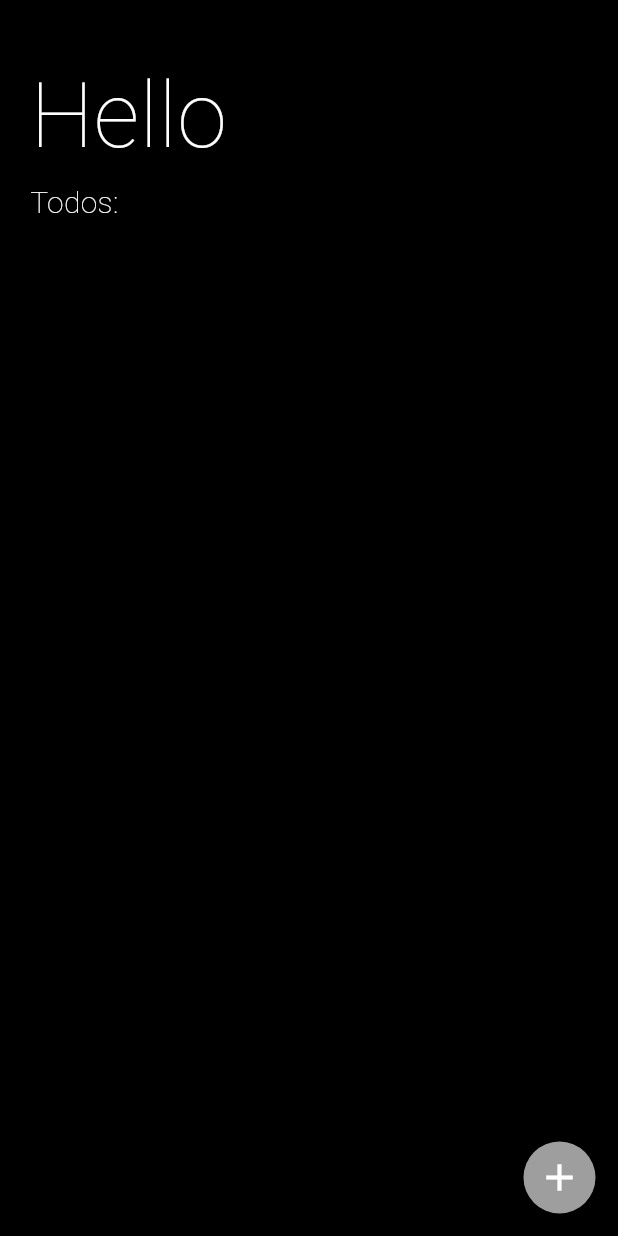
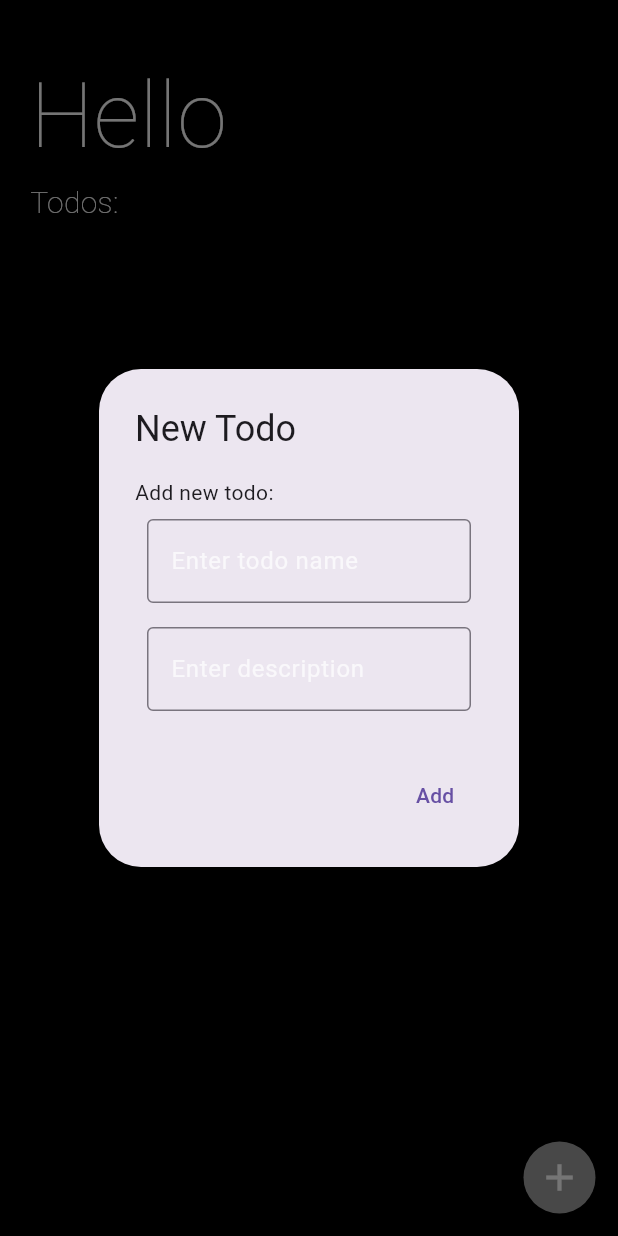
Before and after one commit to JanKubesIsBest/Todo-app, a Flutter app: the HomePage screen opened directly, after a tap on the "add" icon, on a phone screen of 412 x 824 dp. Run offline on Flutter 3.47's test engine with Material 2 defaults, Android fonts, the phone set to English and light mode, and no system bars; our stand-ins replace shared_preferences, sqflite; accounts and stored records are empty.

Commit message:
Alert dialog design

```diff
--- a/lib/components/homePage/HomePage.dart
+++ b/lib/components/homePage/HomePage.dart
@@ -16,10 +16,25 @@ class _HomePageState extends State<HomePage> {
   String name = "";
   List<Map<String, dynamic>> _todos = [];
 
+  String newTodoName = "";
+  final newTodoNameController = TextEditingController();
+  String newTodoDescription = "";
+  final newTodoDescriptionController = TextEditingController();
+
   @override
   void initState() {
     super.initState();
     getName();
+  }
+
+  @override
+  void dispose() {
+    // Clean up the controller when the widget is removed from the
+    // widget tree.
+    newTodoNameController.dispose();
+    newTodoDescriptionController.dispose();
+
+    super.dispose();
   }
 
   void getName() async {
@@ -62,7 +77,8 @@ class _HomePageState extends State<HomePage> {
                   ),
                   FutureBuilder(
                       future: retrieveTodos(),
-                      builder: (BuildContext context, AsyncSnapshot<List<Map<String, dynamic>>> snapshot) {
+                      builder: (BuildContext context,
+                          AsyncSnapshot<List<Map<String, dynamic>>> snapshot) {
                         if (snapshot.hasData) {
                           if (snapshot.data!.isEmpty) {
                             _todos = [];
@@ -76,7 +92,12 @@ class _HomePageState extends State<HomePage> {
                               shrinkWrap: true,
                               itemCount: snapshot.data?.length,
                               itemBuilder: (context, index) {
-                                return TodoComponent(nameOfATodo: snapshot.data?[index]["name"], id: snapshot.data?[index]["id"], placeInTheTodosList: index, removeTodoInUi: removeFromTodoList,);
+                                return TodoComponent(
+                                  nameOfATodo: snapshot.data?[index]["name"],
+                                  id: snapshot.data?[index]["id"],
+                                  placeInTheTodosList: index,
+                                  removeTodoInUi: removeFromTodoList,
+                                );
                               },
                             ),
                           );
@@ -105,8 +126,8 @@ class _HomePageState extends State<HomePage> {
                     size: 30,
                   ),
                   color: Colors.white,
-                  onPressed: () {
-                    addNewTodoToDatabase();
+                  onPressed: () async {
+                    await _showMyDialog();
                   },
                 ),
               ),
@@ -122,4 +143,59 @@ class _HomePageState extends State<HomePage> {
       _todos.removeAt(placeInList);
     });
   }
+
+  Future<void> _showMyDialog() async {
+    return showDialog<void>(
+      context: context,
+      barrierDismissible: false, // user must tap button!
+      builder: (BuildContext context) {
+        return AlertDialog(
+          title: const Text('New Todo'),
+          content: SingleChildScrollView(
+            child: ListBody(
+              children: <Widget>[
+                const Text('Add new todo:'),
+                Padding(
+                  padding: const EdgeInsets.all(8.0),
+                  child: TextField(
+                    style: const TextStyle(color: Colors.white),
+                    decoration: InputDecoration(
+                      border: const OutlineInputBorder(),
+                      hintText: 'Enter todo name',
+                      hintStyle: TextStyle(
+                        color: Colors.white.withOpacity(0.7),
+                      ),
+                    ),
+                    controller: newTodoNameController,
+                  ),
+                ),
+                Padding(
+                  padding: const EdgeInsets.all(8.0),
+                  child: TextField(
+                    style: const TextStyle(color: Colors.white),
+                    decoration: InputDecoration(
+                      border: const OutlineInputBorder(),
+                      hintText: 'Enter description',
+                      hintStyle: TextStyle(
+                        color: Colors.white.withOpacity(0.7),
+                      ),
+                    ),
+                    controller: newTodoDescriptionController,
+                  ),
+                ),
+              ],
+            ),
+          ),
+          actions: <Widget>[
+            TextButton(
+              child: const Text('Add'),
+              onPressed: () {
+                Navigator.of(context).pop();
+              },
+            ),
+          ],
+        );
+      },
+    );
+  }
 }
```
